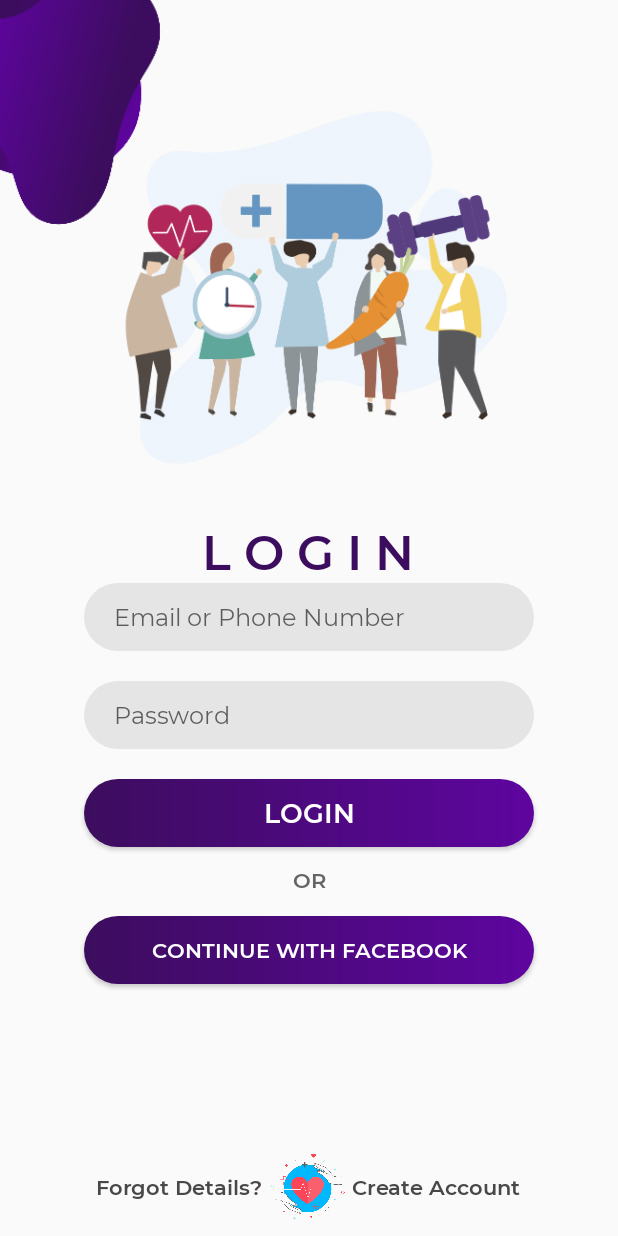
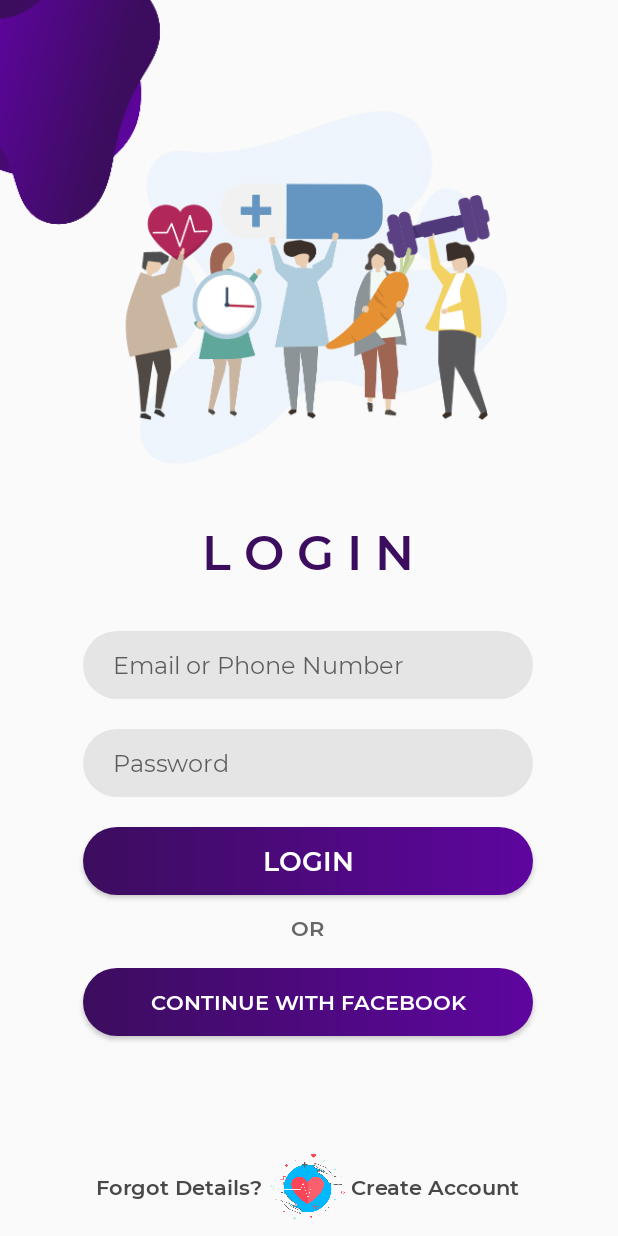
Before and after one commit to tarbiarswat/App_Worth_Care, an Android app: the LoginActivity screen opened directly, with no data from a screen before it, on a phone screen of 412 x 824 dp. Run offline under Robolectric (Android 15) with nearby library versions, the phone set to English and light mode, and no system bars; our stand-ins replace Firebase (no records; nobody signed in at launch, a user with empty details on screens opened directly).

Commit message:
Login successful with database connection

```diff
--- a/WorthCare/app/src/main/java/com/worthcare/LoginActivity.java
+++ b/WorthCare/app/src/main/java/com/worthcare/LoginActivity.java
@@ -1,14 +1,29 @@
 package com.worthcare;
-
-import androidx.appcompat.app.AppCompatActivity;
 
 import android.content.Intent;
 import android.os.Bundle;
+import android.text.TextUtils;
 import android.view.View;
+import android.widget.Button;
+import android.widget.EditText;
+import android.widget.ProgressBar;
 import android.widget.TextView;
+import android.widget.Toast;
+
+import com.google.android.gms.tasks.OnCompleteListener;
+import com.google.android.gms.tasks.Task;
+import com.google.firebase.auth.AuthResult;
+import com.google.firebase.auth.FirebaseAuth;
+
+import androidx.annotation.NonNull;
+import androidx.appcompat.app.AppCompatActivity;
 
 public class LoginActivity extends AppCompatActivity {
     TextView gotoRegActivity;
+    private EditText userEmail, userPassword;
+    private Button loginBtn;
+    private ProgressBar loginprogressbar;
+    private FirebaseAuth mAuth;
 
     @Override
     protected void onCreate(Bundle savedInstanceState) {
@@ -23,5 +38,67 @@ public class LoginActivity extends AppCompatActivity {
                 startActivity(intent_gotoRegActivity);
             }
         });
+
+        userEmail = findViewById(R.id.user_email_id);
+        userPassword = findViewById(R.id.user_password);
+        loginBtn = findViewById(R.id.login_btn);
+        loginprogressbar = findViewById(R.id.login_progress_bar);
+
+        mAuth = FirebaseAuth.getInstance();
+
+        loginBtn.setOnClickListener(new View.OnClickListener() {
+            @Override
+            public void onClick(View v) {
+                loginBtn.setVisibility(View.INVISIBLE);
+                loginprogressbar.setVisibility(View.VISIBLE);
+                String email=userEmail.getText().toString().trim();
+                String password = userPassword.getText().toString().trim();
+
+                if(TextUtils.isEmpty(email))
+                {
+                    showDialogue("Please enter your email");
+                    loginBtn.setVisibility(View.VISIBLE);
+                    loginprogressbar.setVisibility(View.INVISIBLE);
+                }
+                if(TextUtils.isEmpty(password))
+                {
+                    showDialogue("Please enter your password");
+                    loginBtn.setVisibility(View.VISIBLE);
+                    loginprogressbar.setVisibility(View.INVISIBLE);
+                }
+                if(password.length()<6)
+                {
+                    showDialogue("Password has to be at least 6 characters");
+                    loginBtn.setVisibility(View.VISIBLE);
+                    loginprogressbar.setVisibility(View.INVISIBLE);
+                }
+                mAuth.signInWithEmailAndPassword(email, password)
+                        .addOnCompleteListener(LoginActivity.this, new OnCompleteListener<AuthResult>() {
+                            @Override
+                            public void onComplete(@NonNull Task<AuthResult> task) {
+                                if (task.isSuccessful()) {
+                                    showDialogue("Login Successful");
+                                    updateUI();
+                                } else {
+                                    showDialogue("Invalid Email and Password");
+                                    loginBtn.setVisibility(View.VISIBLE);
+                                    loginprogressbar.setVisibility(View.INVISIBLE);
+
+                                }
+                            }
+                        });
+            }
+        });
+
+    }
+    private void showDialogue(String message)
+    {
+        Toast.makeText(getApplicationContext(),message, Toast.LENGTH_LONG).show();
+    }
+    private void updateUI()
+    {
+        Intent NavDrawer = new Intent(getApplicationContext(), NavDrawer.class);
+        startActivity(NavDrawer);
+        finish();
     }
 }
--- a/WorthCare/app/src/main/res/layout/activity_login.xml
+++ b/WorthCare/app/src/main/res/layout/activity_login.xml
@@ -47,15 +47,17 @@
         app:layout_constraintVertical_bias="0.035" />
 
     <EditText
-        android:id="@+id/user_email_pnumber"
+        android:id="@+id/user_email_id"
         android:layout_width="300dp"
         android:layout_height="45dp"
+        android:layout_marginTop="32dp"
         android:background="@drawable/shape_rounded"
         android:fontFamily="@font/montserrat_regular"
         android:hint="Email or Phone Number"
         android:paddingLeft="20dp"
         android:textSize="16sp"
         app:layout_constraintEnd_toStartOf="@+id/guideline11"
+        app:layout_constraintHorizontal_bias="0.482"
         app:layout_constraintStart_toStartOf="@+id/guideline12"
         app:layout_constraintTop_toBottomOf="@+id/login_title" />
 
@@ -70,10 +72,10 @@
         android:inputType="textPassword"
         android:paddingLeft="20dp"
         android:textSize="16sp"
-        app:layout_constraintEnd_toEndOf="@+id/user_email_pnumber"
+        app:layout_constraintEnd_toEndOf="@+id/user_email_id"
         app:layout_constraintHorizontal_bias="0.0"
-        app:layout_constraintStart_toStartOf="@+id/user_email_pnumber"
-        app:layout_constraintTop_toBottomOf="@+id/user_email_pnumber" />
+        app:layout_constraintStart_toStartOf="@+id/user_email_id"
+        app:layout_constraintTop_toBottomOf="@+id/user_email_id" />
 
     <Button
         android:id="@+id/login_btn"
@@ -91,6 +93,17 @@
         app:layout_constraintStart_toStartOf="@+id/user_password"
         app:layout_constraintTop_toBottomOf="@+id/user_password" />
 
+    <ProgressBar
+        android:id="@+id/login_progress_bar"
+        style="?android:attr/progressBarStyle"
+        android:layout_width="wrap_content"
+        android:layout_height="wrap_content"
+        android:visibility="gone"
+        app:layout_constraintBottom_toBottomOf="@+id/login_btn"
+        app:layout_constraintEnd_toEndOf="@+id/login_btn"
+        app:layout_constraintStart_toStartOf="@+id/login_btn"
+        app:layout_constraintTop_toTopOf="@+id/login_btn" />
+
     <TextView
         android:id="@+id/textView"
         android:layout_width="wrap_content"
@@ -99,15 +112,16 @@
         android:fontFamily="@font/montserrat_semibold"
         android:text="OR"
         android:textColor="#656565"
-        app:layout_constraintEnd_toStartOf="@+id/guideline11"
-        app:layout_constraintStart_toStartOf="@+id/guideline12"
+        app:layout_constraintEnd_toEndOf="@+id/login_btn"
+        app:layout_constraintHorizontal_bias="0.498"
+        app:layout_constraintStart_toStartOf="@+id/login_btn"
         app:layout_constraintTop_toBottomOf="@+id/login_btn" />
 
     <Button
         android:id="@+id/login_fb_btn"
         android:layout_width="300dp"
         android:layout_height="45dp"
-        android:layout_marginBottom="76dp"
+        android:layout_marginBottom="64dp"
         android:background="@drawable/button_rounded"
         android:fontFamily="@font/montserrat_semibold"
         android:text="Continue with facebook"
@@ -116,10 +130,10 @@
         android:textSize="14sp"
         app:layout_constraintBottom_toTopOf="@+id/guideline10"
         app:layout_constraintEnd_toEndOf="@+id/login_btn"
-        app:layout_constraintHorizontal_bias="1.0"
+        app:layout_constraintHorizontal_bias="0.0"
         app:layout_constraintStart_toStartOf="@+id/login_btn"
         app:layout_constraintTop_toBottomOf="@+id/textView"
-        app:layout_constraintVertical_bias="0.358" />
+        app:layout_constraintVertical_bias="0.842" />
 
     <TextView
         android:id="@+id/forgot_password_btn"
```
